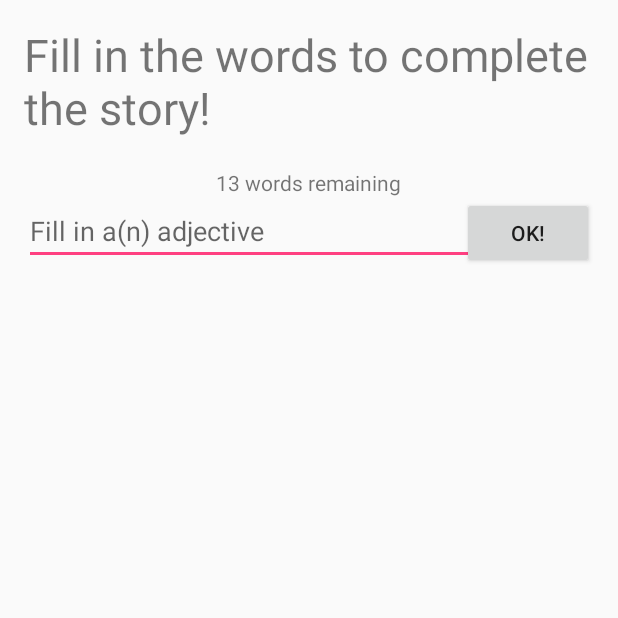
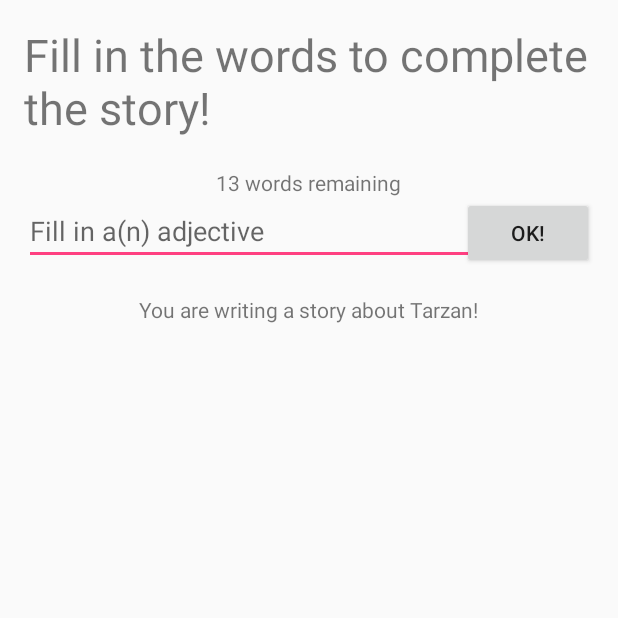
Before and after one commit to 11433124/jordyhierck-pset2, an Android app: the Fillable screen opened directly, with no data from a screen before it, on a phone screen of 412 x 824 dp, the top half of it. Run offline under Robolectric (Android 15) with nearby library versions, the phone set to English and light mode, and no system bars.

Commit message:
Added final comments and added random story generator.

```diff
--- a/app/src/main/java/com/example/jordy/madlibs/Fillable.java
+++ b/app/src/main/java/com/example/jordy/madlibs/Fillable.java
@@ -23,6 +23,7 @@ public class Fillable extends Activity{
     // Global variables to use later on
     private EditText word_input;
     private TextView wordcount;
+    private TextView name_story;
     private Story story;
 
     @Override
@@ -33,6 +34,7 @@ public class Fillable extends Activity{
         // set variable to xml-id
         word_input = (EditText) findViewById(R.id.word_input);
         wordcount = (TextView) findViewById(R.id.wordcount);
+        name_story = (TextView) findViewById(R.id.name_story);
 
         // set the story
         createStory();
@@ -44,27 +46,34 @@ public class Fillable extends Activity{
 
     // create story from text file
     public Story createStory(){
+        // create random integer responding to different texts to display at random
         Random rand = new Random();
-        int random_number = rand.nextInt(5); // Gives n such that 0 <= n < 20
+        int random_number = rand.nextInt(5);
         if (random_number == 0){
             InputStream text = getResources().openRawResource(R.raw.madlib0_simple);
             story = new Story(text);
+            // set text to show what story you are typing
+            name_story.setText("You are writing a simple story!");
         }
         if (random_number == 1){
             InputStream text = getResources().openRawResource(R.raw.madlib1_tarzan);
             story = new Story(text);
+            name_story.setText("You are writing a story about Tarzan!");
         }
         if (random_number == 2){
             InputStream text = getResources().openRawResource(R.raw.madlib2_university);
             story = new Story(text);
+            name_story.setText("You are writing a story about the life of a scholar!");
         }
         if (random_number == 3){
             InputStream text = getResources().openRawResource(R.raw.madlib3_clothes);
             story = new Story(text);
+            name_story.setText("You are writing a story about clothes!");
         }
         if (random_number == 4){
             InputStream text = getResources().openRawResource(R.raw.madlib4_dance);
             story = new Story(text);
+            name_story.setText("You are writing a story about dancing!");
         }
         return story;
     }
--- a/app/src/main/res/layout/fillable.xml
+++ b/app/src/main/res/layout/fillable.xml
@@ -45,5 +45,13 @@
         android:layout_centerHorizontal="true"
         android:paddingTop="20dp" />
 
+    <TextView
+        android:layout_width="wrap_content"
+        android:layout_height="wrap_content"
+        android:id="@+id/name_story"
+        android:layout_below="@+id/button_word_input"
+        android:layout_centerHorizontal="true"
+        android:layout_marginTop="17dp" />
+
 
 </RelativeLayout>
```
